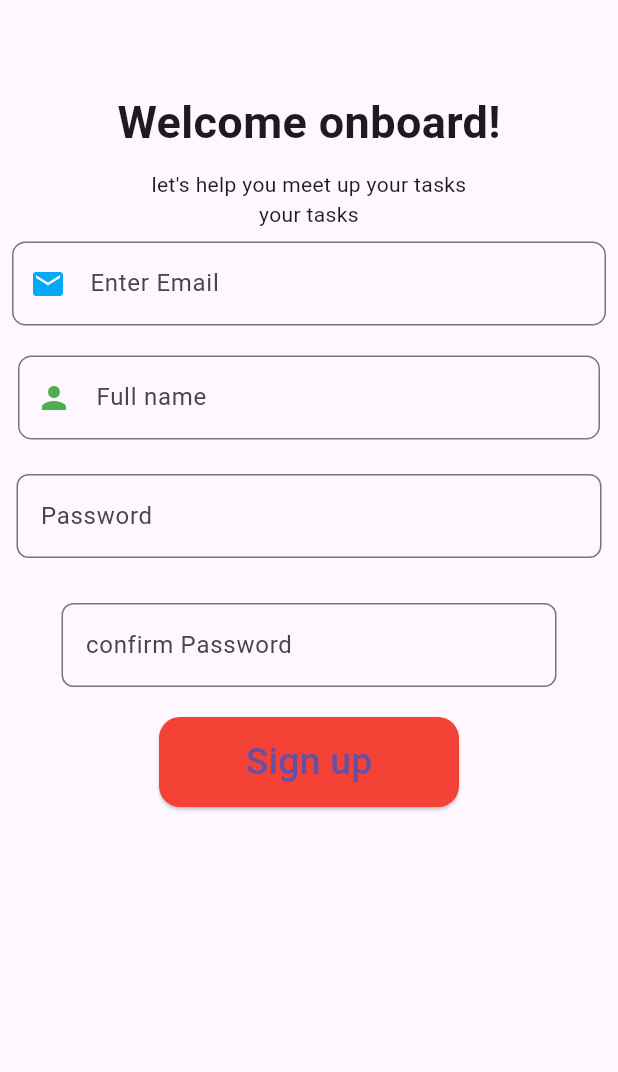
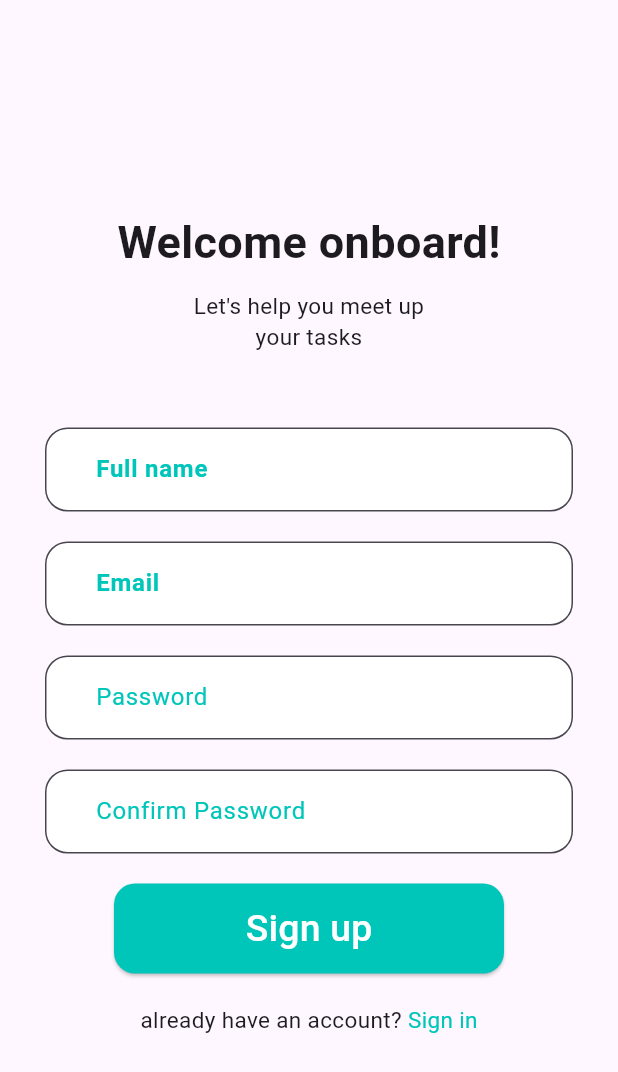
Before and after one commit to amrorabea/Lenser, a Flutter app: the screen it shows after launch, on a phone screen of 412 x 824 dp. Shown: the top 1072 px of the screen. Run offline on Flutter 3.47's test engine with Material 3 defaults, Android fonts, the phone set to English and light mode, and no system bars; our stand-ins replace form_field_validator, shared_preferences.

Commit message:
sign up updated colors and width\height

```diff
--- a/source_code/lib/pages/signing/signup.dart
+++ b/source_code/lib/pages/signing/signup.dart
@@ -1,6 +1,11 @@
 import 'package:flutter/material.dart';
+import 'package:flutter/widgets.dart';
 import 'package:form_field_validator/form_field_validator.dart';
 import 'package:flutter/foundation.dart';
+import 'package:provider/provider.dart';
+import 'package:source_code/components/colors.dart';
+import 'package:source_code/components/theme.dart';
+import 'package:source_code/pages/signing/login.dart';
 
 void main() {
   runApp(const SignUp());
@@ -15,118 +20,181 @@ class SignUp extends StatelessWidget {
   // This widget is the root of your application.
   @override
   Widget build(BuildContext context) {
-    return MaterialApp(
-        debugShowCheckedModeBanner: false,
-        home: Scaffold(
+    return Consumer<UiProvider>(
+      builder: (context, UiProvider notifier, child) {
+        return Scaffold(
+          resizeToAvoidBottomInset: false,
           body: Center(
             child: Column(
               children: [
-              SizedBox(height: 60),
-              Text(
+                const SizedBox(height: 140),
+                const Text(
                   "Welcome onboard!",
                   style: TextStyle(fontWeight: FontWeight.bold, fontSize: 30),
                 ),
-              SizedBox(height: 10),
-              Text(
-                "let's help you meet up your tasks\nyour tasks",
+                const SizedBox(height: 10),
+                const Text(
+                  "Let's help you meet up\nyour tasks",
                   textAlign: TextAlign.center,
+                  style: TextStyle(fontSize: 15),
                 ),
+                SizedBox(height: 30),
                 Padding(
-                padding: const EdgeInsets.all(8.0),
+                  padding: const EdgeInsets.only(left: 30, right: 30, top: 20),
                   child: TextFormField(
                     validator: MultiValidator([
-                    RequiredValidator(errorText: 'Enter email'),
-                    EmailValidator(errorText: 'Please correct email filled'),
+                      RequiredValidator(
+                        errorText: 'Enter Full name',
+                      ),
+                      MinLengthValidator(
+                        3,
+                        errorText: 'Minimum 3 charecter filled name',
+                      ),
                     ]),
-                  decoration: InputDecoration(
-                      hintText: 'Enter your Email',
-                      labelText: 'Enter Email',
-                      prefixIcon: Icon(
-                        Icons.email,
-                        color: Colors.lightBlue,
+                    decoration: const InputDecoration(
+                      hintText: 'Full Name',
+                      filled: true,
+                      fillColor: Colors.white,
+                      labelText: '    Full name',
+                      focusedBorder: OutlineInputBorder(
+                        borderSide: BorderSide(
+                          width: 3,
+                          color: buttonColor,
+                        ),
+                        borderRadius: BorderRadius.all(
+                          Radius.circular(15),
+                        ),
+                      ),
+                      labelStyle: TextStyle(
+                        color: buttonColor,
+                        fontWeight: FontWeight.bold,
                       ),
                       errorStyle: TextStyle(fontSize: 18.0),
                       border: OutlineInputBorder(
-                          borderSide: BorderSide(color: Colors.red),
-                          borderRadius:
-                              BorderRadius.all(Radius.circular(9.0)))),
+                        borderRadius: BorderRadius.all(
+                          Radius.circular(15.0),
+                        ),
+                      ),
+                    ),
                   ),
                 ),
                 Padding(
-                padding: const EdgeInsets.all(12.0),
+                  padding: const EdgeInsets.only(left: 30, right: 30, top: 20),
                   child: TextFormField(
                     validator: MultiValidator([
-                    RequiredValidator(errorText: 'Enter Full name'),
-                    MinLengthValidator(3,
-                        errorText: 'Minimum 3 charecter filled name'),
+                      RequiredValidator(
+                        errorText: 'Enter Email',
+                      ),
+                      MinLengthValidator(
+                        3,
+                        errorText: 'Minimum 3 charecter filled name',
+                      ),
                     ]),
                     decoration: const InputDecoration(
-                      hintText: 'Enter Full Name',
-                      labelText: 'Full name',
-                      //alignment: Alignment.center,
-
-                      prefixIcon: Icon(
-                        Icons.person,
-                        color: Colors.green,
+                      hintText: 'Enter Email',
+                      labelText: '    Email',
+                      filled: true,
+                      fillColor: Colors.white,
+                      focusedBorder: OutlineInputBorder(
+                        borderSide: BorderSide(
+                          width: 3,
+                          color: buttonColor,
+                        ),
+                        borderRadius: BorderRadius.all(
+                          Radius.circular(15),
+                        ),
+                      ),
+                      labelStyle: TextStyle(
+                        color: buttonColor,
+                        fontWeight: FontWeight.bold,
                       ),
                       errorStyle: TextStyle(fontSize: 18.0),
                       border: OutlineInputBorder(
-                          borderSide: BorderSide(color: Colors.red),
-                          borderRadius:
-                              BorderRadius.all(Radius.circular(9.0)))),
+                        borderRadius: BorderRadius.all(
+                          Radius.circular(15.0),
                         ),
                       ),
-              Container(
-                height: 400,
-                alignment: Alignment.center,
-                padding: EdgeInsets.all(11),
-                child: Column(
-                  children: [
-                    TextField(
+                    ),
+                  ),
+                ),
+                Padding(
+                  padding: const EdgeInsets.only(left: 30, right: 30, top: 20),
+                  child: const TextField(
                     obscureText: true,
                     decoration: InputDecoration(
-                          hintText: "Enter Password Here",
-                          labelText: "Password",
+                      hintText: "    Password",
+                      hintStyle: TextStyle(color: buttonColor),
+                      filled: true,
+                      fillColor: Colors.white,
                       errorStyle: TextStyle(fontSize: 18.0),
-                          border: OutlineInputBorder(
-                              borderSide: BorderSide(color: Colors.red),
-                              borderRadius:
-                                  BorderRadius.all(Radius.circular(8.0)))),
+                      focusedBorder: OutlineInputBorder(
+                        borderSide: BorderSide(
+                          width: 3,
+                          color: buttonColor,
                         ),
-                    Container(
-                        height: 300,
-                        alignment: Alignment.center,
-                        padding: EdgeInsets.all(30),
-                        child: Column(
-                          children: [
-                            TextField(
-                              obscureText: true,
-                              decoration: InputDecoration(
-                                  hintText: "confirm Password",
-                                  labelText: "confirm Password",
-                                  errorStyle: TextStyle(fontSize: 18.0),
+                        borderRadius: BorderRadius.all(
+                          Radius.circular(15),
+                        ),
+                      ),
+                      labelStyle: TextStyle(
+                        color: buttonColor,
+                        fontWeight: FontWeight.bold,
+                      ),
                       border: OutlineInputBorder(
                         borderSide: BorderSide(color: Colors.red),
                         borderRadius: BorderRadius.all(
-                                          Radius.circular(8.0)))),
+                          Radius.circular(15.0),
+                        ),
+                      ),
+                    ),
+                  ),
+                ),
+                Padding(
+                  padding: const EdgeInsets.only(left: 30, right: 30, top: 20),
+                  child: const TextField(
+                    obscureText: true,
+                    style: TextStyle(
+                      color: Color(0xFFbdc6cf),
+                    ),
+                    decoration: InputDecoration(
+                      filled: true,
+                      fillColor: Colors.white,
+                      hintText: "    Confirm Password",
+                      focusedBorder: OutlineInputBorder(
+                        borderSide: BorderSide(
+                          width: 3,
+                          color: buttonColor,
+                        ),
+                        borderRadius: BorderRadius.all(
+                          Radius.circular(15),
+                        ),
+                      ),
+                      labelStyle: TextStyle(
+                        color: buttonColor,
+                        fontWeight: FontWeight.bold,
+                      ),
+                      hintStyle: TextStyle(color: buttonColor),
+                      errorStyle: TextStyle(fontSize: 18.0),
+                      border: OutlineInputBorder(
+                        borderRadius: BorderRadius.all(
+                          Radius.circular(15.0),
+                        ),
+                      ),
+                    ),
+                  ),
                 ),
                 const SizedBox(height: 20),
                 ElevatedButton(
                   onPressed: () {
-                                Navigator.push(
-                                  context,
-                                  MaterialPageRoute(
-                                    builder: (context) =>
-                                        const ObjectDetection(),
-                                  ),
-                                );
-                              }, // takes us to the home page
+                    // CHECK INFO HERE AND STORE IT IN THE FIREBASE
+                  },
                   style: ElevatedButton.styleFrom(
-                                fixedSize: const Size(200, 60),
-                                backgroundColor: Colors.red,
+                    fixedSize: const Size(260, 60),
+                    backgroundColor: buttonColor,
                     shape: RoundedRectangleBorder(
                       borderRadius: BorderRadius.circular(14),
                     ),
+                    foregroundColor: Colors.white,
                   ),
                   child: const Text(
                     "Sign up",
@@ -135,22 +203,42 @@ class SignUp extends StatelessWidget {
                     ),
                   ),
                 ),
-                          ],
-                        ))
-                  ],
+                const SizedBox(
+                  height: 20,
+                ),
+                Row(
+                  mainAxisAlignment: MainAxisAlignment.center,
+                  children: [
+                    const Text(
+                      "already have an account?",
+                      style: TextStyle(
+                        fontSize: 15,
+                      ),
+                    ),
+                    GestureDetector(
+                      onTap: () {
+                        Navigator.pushReplacement(
+                          context,
+                          MaterialPageRoute(
+                            builder: (context) => const LoginScreen(),
+                          ),
+                        );
+                      },
+                      child: const Text(
+                        " Sign in",
+                        style: TextStyle(
+                          fontSize: 15,
+                          color: buttonColor,
+                        ),
                       ),
                     ),
                   ],
                 ),
-        )));
+              ],
+            ),
+          ),
+        );
+      },
+    );
   }
 }
-
-class ObjectDetection extends StatelessWidget {
-  const ObjectDetection({super.key});
-
-  @override
-  Widget build(BuildContext context) {
-    return const Placeholder();
-  }
-}
```
Lines whose indentation alone changed are shown as unchanged.
